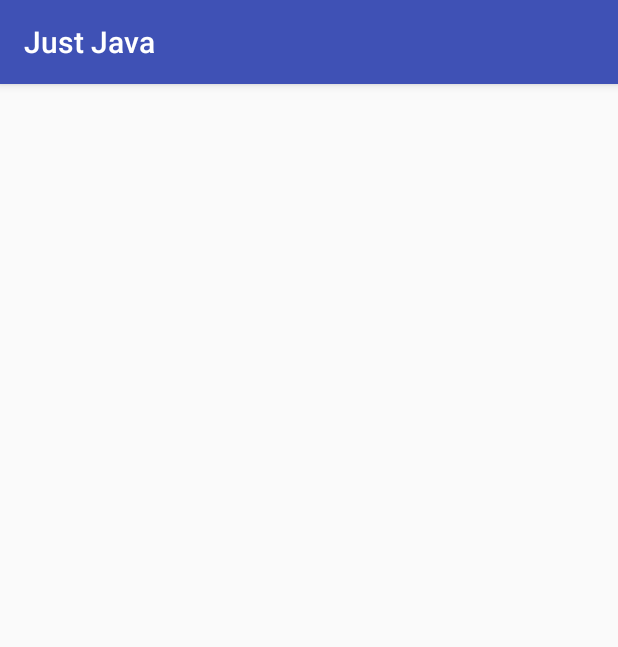
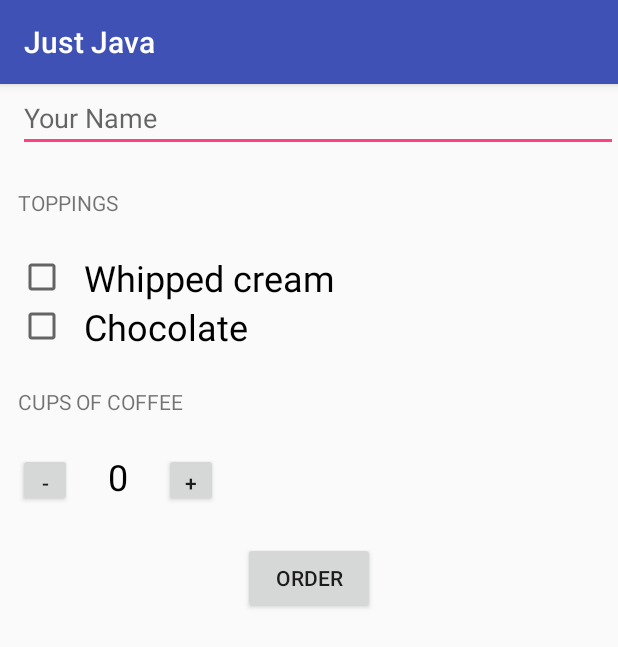
Before and after one commit to BertBaker/JustJava, an Android app: the screen it shows after launch (MainActivity), on a phone screen of 412 x 824 dp. Shown: the top 647 px of the screen. Run offline under Robolectric (Android 15) with nearby library versions, the phone set to English and light mode, and no system bars.

Commit message:
Fixed text view problem

```diff
--- a/app/src/main/res/layout/activity_main.xml
+++ b/app/src/main/res/layout/activity_main.xml
@@ -68,7 +68,7 @@
 
             <TextView
                 android:textSize="@dimen/dimension_4098"
-                android:textColor="@string/order_summary_name"
+                android:textColor="@color/primary_dark_material_dark"
                 android:id="@+id/quantity_text_view"
                 android:layout_width="wrap_content"
                 android:layout_height="wrap_content"
--- a/app/src/main/res/values/strings.xml
+++ b/app/src/main/res/values/strings.xml
@@ -1,14 +1,14 @@
 <resources>
     <string name="app_name">Just Java</string>
-    <string name="order_summary_whipped_cream">Add whipped cream? %b</string>
-    <string name="order_summary_chocolate">Add chocolate?</string>
-    <string name="order_summary_price">Total: %s</string>
-    <string name="order_summary_quantity">Quantity: %d</string>
+    <string name="order_summary_whipped_cream">Add whipped cream? </string>
+    <string name="order_summary_chocolate">Add chocolate? </string>
+    <string name="order_summary_price">Total: </string>
+    <string name="order_summary_quantity">Quantity: </string>
     <string name="thank_you">Thank you</string>
-    <string name="order_summary_email_subject">Just java for: %s</string>
+    <string name="order_summary_email_subject">Just java for: </string>
     <string name="order">Order</string>
     <string name="initial_quantity_value">0</string>
-    <string name="order_summary_name">Name: %s</string>
+    <string name="order_summary_name">Name: </string>
     <string name="cups_of_coffee">Cups of Coffee</string>
     <string name="chocolate">Chocolate</string>
     <string name="whipped_cream">Whipped cream</string>
```
